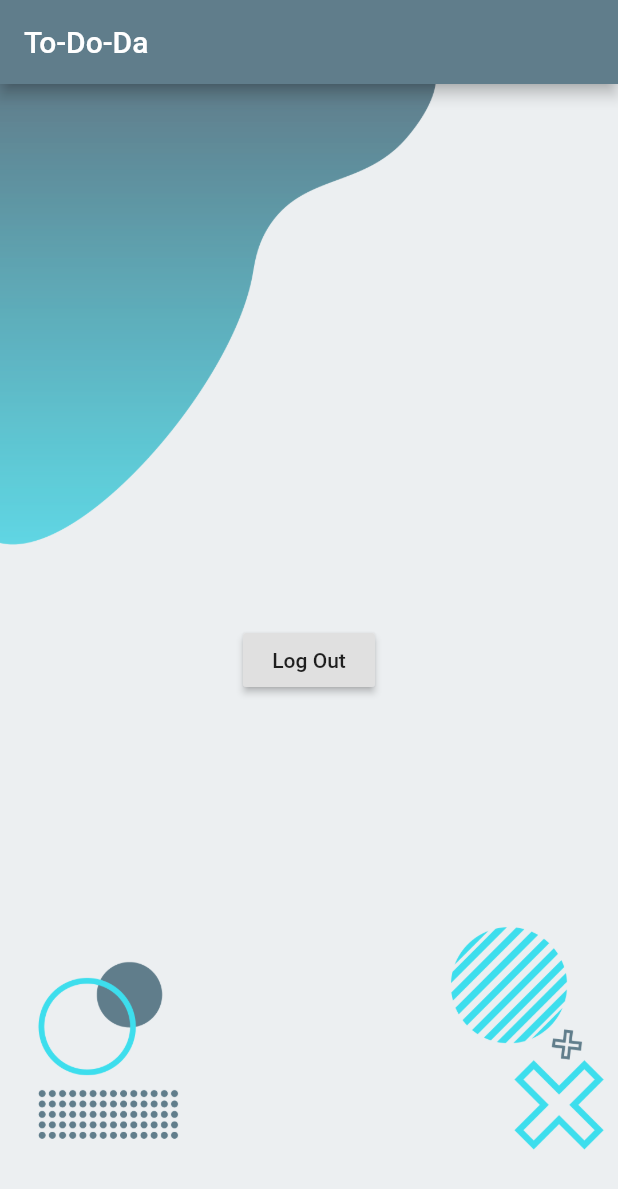
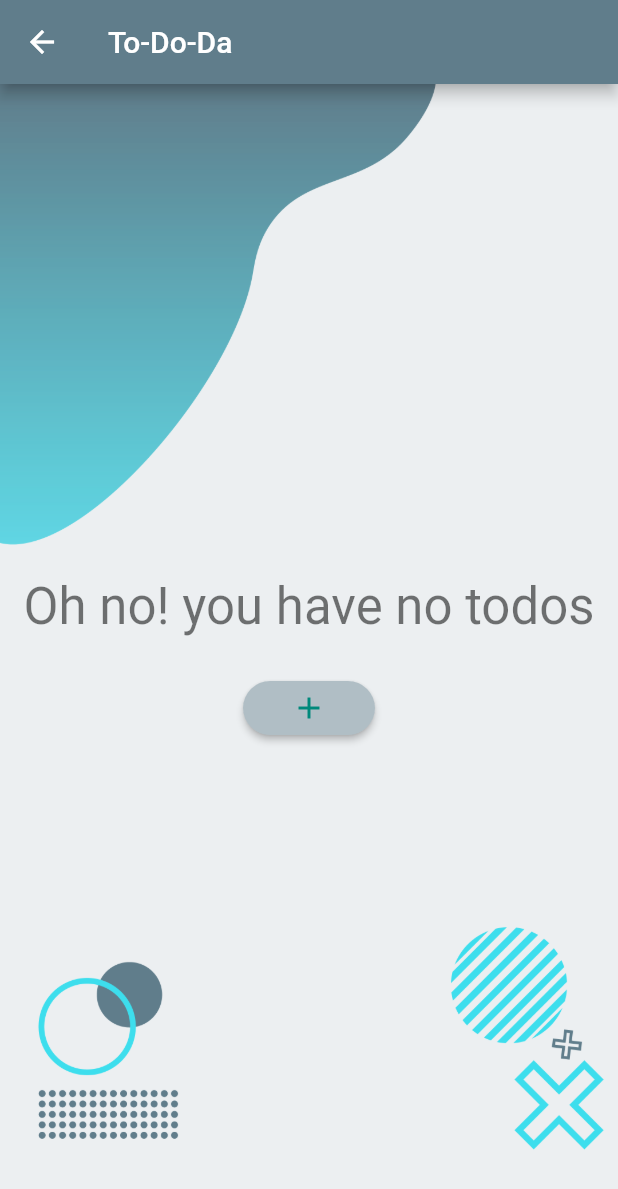
Before and after one commit to de7miii/todo-app, a Flutter app: the HomePage screen opened directly, on a phone screen of 412 x 824 dp. Shown: the top 1189 px of the screen. Run offline on Flutter 3.47's test engine with Material 2 defaults, Android fonts, the phone set to English and light mode, and no system bars; our stand-ins replace email_validator, shared_preferences; accounts and stored records are empty.

Commit message:
Added Empty todo list screen with functionality to create a new todo. Add Populated todo list screen that display the todo list and its items.

```diff
--- a/lib/utils/AuthService.dart
+++ b/lib/logic/AuthModel.dart
@@ -1,8 +1,8 @@
 import 'package:flutter/material.dart';
 import 'package:shared_preferences/shared_preferences.dart';
 
-class AuthService with ChangeNotifier {
-  AuthService();
+class AuthModel with ChangeNotifier {
+  AuthModel();
 
   var _loginStatus;
   var _signup;
--- /dev/null
+++ b/lib/logic/Item.dart
@@ -0,0 +1,28 @@
+class Item {
+  int id;
+  int todoId;
+  String content;
+  String createdAt;
+  String updatedAt;
+  bool status;
+
+  Item({this.id, this.todoId, this.content, this.createdAt, this.updatedAt,
+      this.status});
+
+  factory Item.fromJson(Map<String, dynamic> json){
+    return Item(
+      id: json['id'],
+      todoId: json['todo_id'],
+      content: json['content'],
+      createdAt: json['created_at'],
+      updatedAt: json['updated_at'],
+      status: json['status']
+    );
+  }
+
+  @override
+  int get hashCode => id;
+
+  @override
+  bool operator ==(Object other) => other is Item && other.id == id;
+}
--- /dev/null
+++ b/lib/logic/ItemModel.dart
@@ -0,0 +1,88 @@
+import 'package:todo/logic/Item.dart';
+import 'dart:core';
+
+import 'package:todo/logic/Todo.dart';
+
+class ItemModel {
+  ItemModel();
+
+  List<Item> _items = [
+    Item(
+        id: 1,
+        todoId: 1,
+        content: 'Scarface',
+        createdAt: DateTime.now().toIso8601String(),
+        updatedAt: DateTime.now().add(Duration(days: 50)).toIso8601String(),
+        status: false),
+    Item(
+        id: 2,
+        todoId: 1,
+        content: 'Goodfellas',
+        createdAt: DateTime.now().toIso8601String(),
+        updatedAt: DateTime.now().add(Duration(days: 20)).toIso8601String(),
+        status: false),
+    Item(
+        id: 3,
+        todoId: 1,
+        content: 'The Godfather I',
+        createdAt: DateTime.now().toIso8601String(),
+        updatedAt: DateTime.now().add(Duration(days: 5)).toIso8601String(),
+        status: false),
+    Item(
+        id: 4,
+        todoId: 2,
+        content: 'The Irishman',
+        createdAt: DateTime.now().toIso8601String(),
+        updatedAt: DateTime.now().add(Duration(days: 7)).toIso8601String(),
+        status: false),
+    Item(
+        id: 5,
+        todoId: 2,
+        content: 'Gangs of New York',
+        createdAt: DateTime.now().toIso8601String(),
+        updatedAt: DateTime.now().add(Duration(days: 35)).toIso8601String(),
+        status: false),
+    Item(
+        id: 6,
+        todoId: 2,
+        content: 'Wolf of Wall Street',
+        createdAt: DateTime.now().toIso8601String(),
+        updatedAt: DateTime.now().add(Duration(days: 1)).toIso8601String(),
+        status: false),
+    Item(
+        id: 7,
+        todoId: 2,
+        content: 'Dunkirk',
+        createdAt: DateTime.now().toIso8601String(),
+        updatedAt: DateTime.now().add(Duration(days: 1)).toIso8601String(),
+        status: false),
+    Item(
+        id: 8,
+        todoId: 2,
+        content: 'Tenet',
+        createdAt: DateTime.now().toIso8601String(),
+        updatedAt: DateTime.now().add(Duration(days: 1)).toIso8601String(),
+        status: false),
+  ];
+
+  List<Item> get items => _items;
+
+  List<Item> getTodoItems(Todo todo) =>
+      _items.where((element) => element.todoId == todo.id).toList();
+
+  Item getItemById(int id) => _items.where((element) => element.id == id).elementAt(0);
+
+  // TODO: Fetch Items from the server.
+
+  add(Item item) {
+    assert(item != null);
+    _items.add(item);
+  }
+
+  remove(int id){
+    var item = getItemById(id);
+    if(item != null && _items.contains(item)) {
+      _items.remove(item);
+    }
+  }
+}
--- /dev/null
+++ b/lib/logic/Todo.dart
@@ -0,0 +1,27 @@
+class Todo {
+  int id;
+  String title;
+  String createdBy;
+  String createdAt;
+  String updatedAt;
+  // List<Item> items;
+
+  Todo({this.id, this.title, this.createdBy, this.createdAt,
+      this.updatedAt});
+
+  factory Todo.fromJson(Map<String, dynamic> json){
+    return Todo(
+      id: json['id'],
+      title: json['title'],
+      createdAt: json['created_at'],
+      updatedAt: json['updated_at'],
+      createdBy: json['created_by']
+    );
+  }
+
+  @override
+  int get hashCode => id;
+
+  @override
+  bool operator ==(Object other) => other is Todo && other.id == id;
+}
--- /dev/null
+++ b/lib/logic/TodoModel.dart
@@ -0,0 +1,61 @@
+import 'package:flutter/material.dart';
+import 'package:todo/logic/Todo.dart';
+
+import 'Item.dart';
+import 'ItemModel.dart';
+
+class TodoModel with ChangeNotifier {
+  TodoModel();
+
+  List<Todo> _todos = [
+  ];
+
+  ItemModel _itemsModel;
+
+  ItemModel get itemsModel => _itemsModel;
+
+  List<Todo> get todos => _todos;
+
+  List<Item> get items => itemsModel.items;
+
+  set itemsModel(ItemModel newItems){
+    assert(newItems != null);
+    _itemsModel = newItems;
+    notifyListeners();
+  }
+
+  int get todosCount => _todos.length;
+
+  Todo getTodoById(int todoId) => _todos.where((element) => element.id == todoId).elementAt(0);
+
+  List<Item> getTodoItems(int todoId) => itemsModel.getTodoItems(getTodoById(todoId));
+
+  // TODO: Fetch Todos from the server.
+
+  void createTodo(Todo todo){
+    assert(todo != null);
+    _todos.add(todo);
+    notifyListeners();
+  }
+
+  void deleteTodo(int todoId){
+    var todo = getTodoById(todoId);
+    if (todo != null && _todos.contains(todo)) {
+      _todos.remove(todo);
+      notifyListeners();
+    }
+  }
+
+  void addItem(Item item){
+    assert(item != null);
+    assert(itemsModel != null);
+    itemsModel.add(item);
+    notifyListeners();
+  }
+
+  void deleteItem(int id){
+    assert(itemsModel != null);
+    itemsModel.remove(id);
+    notifyListeners();
+  }
+}
--- a/lib/ui/pages/home.dart
+++ b/lib/ui/pages/home.dart
@@ -1,6 +1,11 @@
 // Packages imports.
 import 'package:flutter/material.dart';
 import 'package:provider/provider.dart';
+import 'package:todo/logic/AuthModel.dart';
+import 'package:todo/logic/ItemModel.dart';
+import 'package:todo/logic/TodoModel.dart';
+import 'package:todo/ui/widgets/EmptyTodoList.dart';
+import 'package:todo/ui/widgets/TodoList.dart';
 
 // Widgets imports.
 import 'package:todo/ui/widgets/appBar.dart';
@@ -8,33 +13,38 @@ import 'package:todo/ui/widgets/appBar.dart';
 // Pages imports.
 import 'login.dart';
 
-// Helpers Imports
-import 'package:todo/utils/AuthService.dart';
-
 final _title = 'To-Do-Da';
 
 class MyApp extends StatelessWidget {
   @override
   Widget build(BuildContext context) {
-    return MaterialApp(
-        title: _title,
-        routes: {
-          '/home': (context) => HomePage(),
-          '/login': (context) => LoginPage()
-        },
-        home: Consumer<AuthService>(
-          builder: (context, value, child) {
-            return value.getLoginStatus() ? HomePage() : LoginPage();
+    return MultiProvider(
+        providers: [
+          ChangeNotifierProvider(create: (_) => AuthModel()),
+          Provider(create: (_) => ItemModel()),
+          ChangeNotifierProxyProvider<ItemModel, TodoModel>(
+            create: (_) => TodoModel(),
+            update: (_, itemModel, todoModel) {
+              todoModel.itemsModel = itemModel;
+              return todoModel;
             },
           ),
-    );
+        ],
+        child: MaterialApp(title: _title, initialRoute: '/', routes: {
+          '/': (context) => HomePage(),
+          '/login': (context) => LoginPage()
+        }));
   }
 }
 
 class HomePage extends StatelessWidget {
   @override
   Widget build(BuildContext context) {
-    return Container(
+    return Consumer<AuthModel>(
+      builder: (context, value, child) {
+        return value.getLoginStatus() ? child : LoginPage();
+      },
+      child: Container(
         decoration: BoxDecoration(
           color: Colors.blueGrey.shade50,
           image: DecorationImage(
@@ -44,13 +54,7 @@ class HomePage extends StatelessWidget {
         child: Scaffold(
           appBar: customAppBar(_title),
           backgroundColor: Colors.transparent,
-        body: Center(
-          child: RaisedButton(
-            child: Text('Log Out'),
-            onPressed: () => {
-              Provider.of<AuthService>(context, listen: false).logOut(),
-            },
-          ),
+          body: EmptyTodoList(),
         ),
       ),
     );
--- a/lib/ui/pages/login.dart
+++ b/lib/ui/pages/login.dart
@@ -1,9 +1,9 @@
 import 'package:flutter/material.dart';
 import 'package:provider/provider.dart';
+import 'package:todo/logic/AuthModel.dart';
 import 'package:todo/ui/widgets/SignUp.dart';
 import 'package:todo/ui/widgets/Login.dart';
 import 'package:todo/ui/widgets/appBar.dart';
-import 'package:todo/utils/AuthService.dart';
 
 final _title = 'Login';
 
@@ -19,7 +19,7 @@ class LoginPage extends StatelessWidget {
       child: Scaffold(
           appBar: customAppBar(_title),
           backgroundColor: Colors.transparent,
-          body: Consumer<AuthService>(
+          body: Consumer<AuthModel>(
             builder: (context, value, child) {
               return value.signup? SignUp() : Login();
             },
--- /dev/null
+++ b/lib/ui/widgets/EmptyTodoList.dart
@@ -0,0 +1,137 @@
+import 'package:flutter/material.dart';
+import 'package:provider/provider.dart';
+import 'package:todo/logic/TodoModel.dart';
+import 'package:todo/ui/widgets/TodoList.dart';
+import 'package:todo/logic/Todo.dart';
+import 'package:todo/ui/widgets/inputTextField.dart';
+
+class EmptyTodoList extends StatefulWidget {
+  // TODO: implement a stateful widget to handle the case when the todo list api is empty.
+  @override
+  _EmptyTodoListState createState() => _EmptyTodoListState();
+}
+
+class _EmptyTodoListState extends State<EmptyTodoList> {
+  final _formKey = GlobalKey<FormState>();
+  var _title, _createdBy, _createdAt = '';
+  @override
+  Widget build(BuildContext context) {
+    return Consumer<TodoModel>(
+      builder: (context, value, child) =>
+          value.todosCount == 0 ? child : TodoList(),
+      child: Scaffold(
+        backgroundColor: Colors.transparent,
+        body: Center(
+          child: Column(
+            mainAxisAlignment: MainAxisAlignment.center,
+            crossAxisAlignment: CrossAxisAlignment.center,
+            children: <Widget>[
+              Text(
+                'Oh no! you have no todos',
+                style: Theme.of(context).textTheme.headline4,
+              ),
+              SizedBox(height: 24.0),
+              RaisedButton(
+                shape: StadiumBorder(),
+                color: Colors.blueGrey.shade200,
+                child: Icon(Icons.add, color: Colors.teal.shade600),
+                onPressed: () {
+                  showBottomSheet(
+                    elevation: 8.0,
+                    backgroundColor: Colors.transparent,
+                    context: context,
+                    builder: (context) => Container(
+                      height: 600.0,
+                      decoration: BoxDecoration(color: Colors.blueGrey),
+                      child: Form(
+                        key: _formKey,
+                        child: SingleChildScrollView(
+                          child: Column(
+                            children: <Widget>[
+                              Padding(
+                                padding: const EdgeInsets.all(16.0),
+                                child: Text(
+                                  'Create a new todo',
+                                  style: Theme.of(context).textTheme.headline4,
+                                ),
+                              ),
+                              SizedBox(
+                                height: 36.0,
+                              ),
+                              Padding(
+                                padding: EdgeInsets.all(16.0),
+                                child: InputTextField(
+                                    context: context,
+                                    onSaved: (value) => _title = value,
+                                    labelText: 'Title',
+                                    hintText: 'Title',
+                                    textInputAction: TextInputAction.next,
+                                    textInputType: TextInputType.text,
+                                    autoValidate: false,
+                                    autoFocus: false,
+                                    onSubmitted: (_) => FocusScope.of(context).nextFocus(),
+                                    validator: (value) => value.isEmpty
+                                        ? 'Invalid Todo Title'
+                                        : null,
+                                    textCapitalization: TextCapitalization.none),
+                              ),
+                              SizedBox(
+                                height: 54.0,
+                              ),
+                              Padding(
+                                padding: EdgeInsets.all(16.0),
+                                child: InputTextField(
+                                    context: context,
+                                    onSaved: (value) => _createdBy = value,
+                                    labelText: 'Name',
+                                    hintText: 'Name',
+                                    textInputAction: TextInputAction.done,
+                                    textInputType: TextInputType.text,
+                                    autoValidate: false,
+                                    autoFocus: false,
+                                    onSubmitted: (value) => FocusScope.of(context).unfocus(),
+                                    validator: (value) => value.isEmpty
+                                        ? 'Invalid Name'
+                                        : null,
+                                    textCapitalization: TextCapitalization.none),
+                              ),
+                              SizedBox(height: 54.0,),
+                              Align(
+                                alignment: Alignment.center,
+                                child: RaisedButton(
+                                  shape: StadiumBorder(),
+                                  color: Colors.blueGrey.shade200,
+                                  child: Icon(Icons.add,
+                                      color: Colors.teal.shade600),
+                                  onPressed: () {
+                                    Navigator.of(context).pop();
+                                    _createdAt = DateTime.now().toIso8601String();
+                                    if (_formKey.currentState.validate()) {
+                                      _formKey.currentState.save();
+                                      Provider.of<TodoModel>(context,
+                                              listen: false)
+                                          .createTodo(Todo(
+                                              title: _title,
+                                              createdBy: _createdBy,
+                                              createdAt: _createdAt));
+                                    }
+                                  },
+                                ),
+                              )
+                            ],
+                          ),
+                        ),
+                      ),
+                    ),
+                  );
+                },
+              ),
+            ],
+          ),
+        ),
+      ),
+    );
+  }
+
+  _showBottomSheet(GlobalKey<FormState> key, String title) async {}
+}
```
Also changed, not shown: lib/main.dart (+4 -9 lines), lib/ui/widgets/Login.dart (+9 -7 lines), lib/ui/widgets/SignUp.dart (+12 -12 lines), lib/ui/widgets/TodoList.dart (added, +42 -0 lines), lib/ui/widgets/inputTextField.dart (+47 -0 lines), lib/ui/widgets/itemListItem.dart (added, +38 -0 lines), lib/ui/widgets/todoListItem.dart (added, +46 -0 lines). Lines whose indentation alone changed are shown as unchanged.
